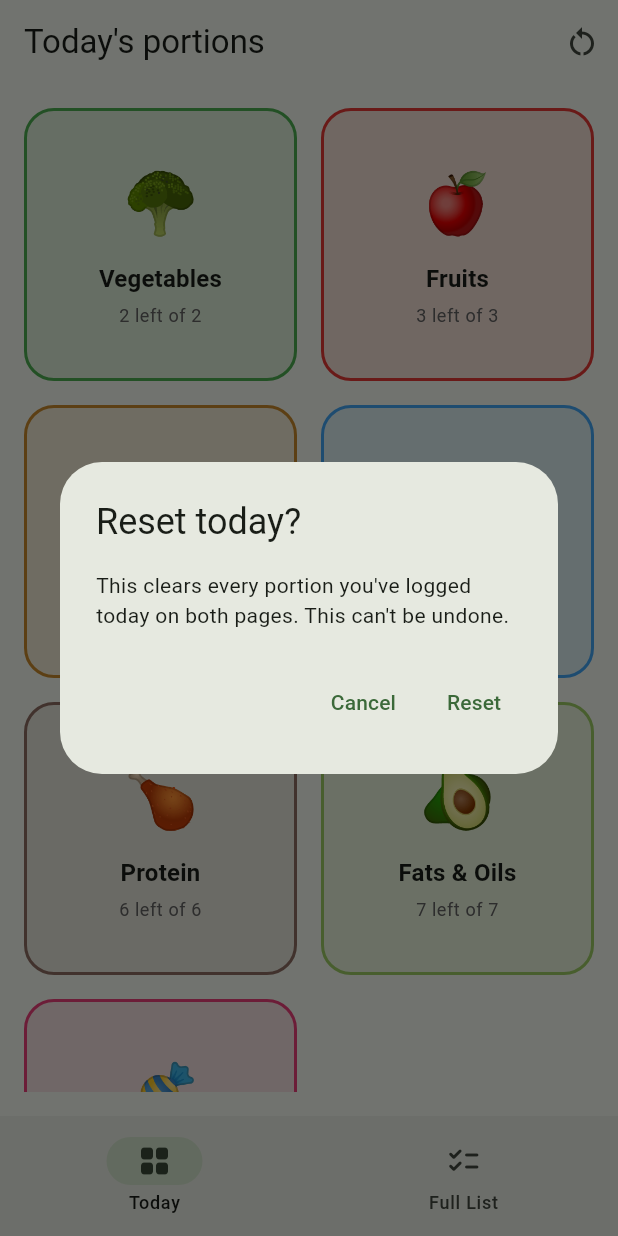
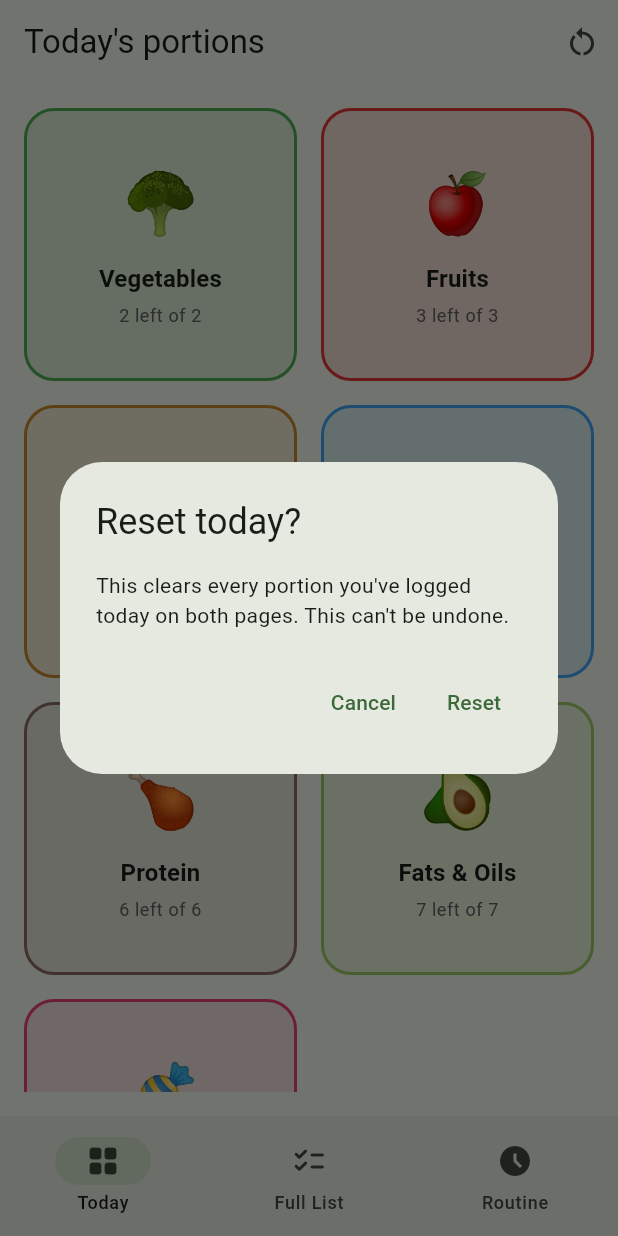
Before and after one commit to AdamSeers/Locked-in_app, a Flutter app: the screen it shows after launch, after a tap on the "restart alt" icon, on a phone screen of 412 x 824 dp. Run offline on Flutter 3.47's test engine with Material 3 defaults, Android fonts, the phone set to English and light mode, and no system bars; our stand-ins replace shared_preferences.

Commit message:
FCT Page de routine
Manque réordonner les items de la liste et heure de coucher plus claire.

```diff
--- /dev/null
+++ b/portion_tracker/lib/data/routine_data.dart
@@ -0,0 +1,15 @@
+import '../models/routine_item.dart';
+
+final List<RoutineItem> defaultRoutineItems = [
+  const RoutineItem(id: 'routine_0', label: 'Heure de coucher', durationMinutes: 540),
+  const RoutineItem(id: 'routine_1', label: 'Journaler', durationMinutes: 10),
+  const RoutineItem(id: 'routine_2', label: 'Stretch', durationMinutes: 10),
+  const RoutineItem(id: 'routine_3', label: 'S\'habiller', durationMinutes: 5),
+  const RoutineItem(id: 'routine_4', label: 'Chier', durationMinutes: 5),
+  const RoutineItem(id: 'routine_5', label: 'Sport journalier', durationMinutes: 30),
+  const RoutineItem(id: 'routine_6', label: 'Douche', durationMinutes: 20),
+  const RoutineItem(id: 'routine_7', label: 'Méditation déjeuner', durationMinutes: 10),
+  const RoutineItem(id: 'routine_8', label: 'Brosser dents', durationMinutes: 5),
+  const RoutineItem(id: 'routine_9', label: 'Méditation', durationMinutes: 10),
+  const RoutineItem(id: 'routine_10', label: 'Partir', durationMinutes: 30),
+];
--- a/portion_tracker/lib/main.dart
+++ b/portion_tracker/lib/main.dart
@@ -2,6 +2,7 @@ import 'package:flutter/material.dart';
 import 'package:provider/provider.dart';
 
 import 'providers/portion_provider.dart';
+import 'providers/routine_provider.dart';
 import 'screens/main_scaffold.dart';
 
 void main() {
@@ -17,33 +18,40 @@ class PortionTrackerApp extends StatefulWidget {
 
 class _PortionTrackerAppState extends State<PortionTrackerApp>
     with WidgetsBindingObserver {
-  late final PortionProvider _provider;
+  late final PortionProvider _portionProvider;
+  late final RoutineProvider _routineProvider;
 
   @override
   void initState() {
     super.initState();
-    _provider = PortionProvider();
+    _portionProvider = PortionProvider();
+    _routineProvider = RoutineProvider();
     WidgetsBinding.instance.addObserver(this);
   }
 
   @override
   void didChangeAppLifecycleState(AppLifecycleState state) {
     if (state == AppLifecycleState.resumed) {
-      _provider.checkReset();
+      _portionProvider.checkReset();
+      _routineProvider.checkReset();
     }
   }
 
   @override
   void dispose() {
     WidgetsBinding.instance.removeObserver(this);
-    _provider.dispose();
+    _portionProvider.dispose();
+    _routineProvider.dispose();
     super.dispose();
   }
 
   @override
   Widget build(BuildContext context) {
-    return ChangeNotifierProvider<PortionProvider>.value(
-      value: _provider,
+    return MultiProvider(
+      providers: [
+        ChangeNotifierProvider<PortionProvider>.value(value: _portionProvider),
+        ChangeNotifierProvider<RoutineProvider>.value(value: _routineProvider),
+      ],
       child: MaterialApp(
         title: 'Portion Tracker',
         debugShowCheckedModeBanner: false,
--- /dev/null
+++ b/portion_tracker/lib/models/routine_item.dart
@@ -0,0 +1,19 @@
+class RoutineItem {
+  final String id;
+  final String label;
+  final int durationMinutes;
+
+  const RoutineItem({
+    required this.id,
+    required this.label,
+    this.durationMinutes = 10,
+  });
+
+  RoutineItem copyWith({String? label, int? durationMinutes}) {
+    return RoutineItem(
+      id: id,
+      label: label ?? this.label,
+      durationMinutes: durationMinutes ?? this.durationMinutes,
+    );
+  }
+}
--- /dev/null
+++ b/portion_tracker/lib/providers/routine_provider.dart
@@ -0,0 +1,183 @@
+import 'dart:async';
+import 'dart:convert';
+
+import 'package:flutter/material.dart';
+import 'package:shared_preferences/shared_preferences.dart';
+
+import '../data/routine_data.dart';
+import '../models/routine_item.dart';
+
+class RoutineProvider extends ChangeNotifier {
+  static const _itemsKey = 'routine_items';
+  static const _checkedKey = 'routine_checked';
+  static const _logicalDayKey = 'routine_logical_day';
+  static const _startTimeKey = 'routine_start_time_minutes';
+  static const _resetHour = 3;
+
+  List<RoutineItem> _items = List.of(defaultRoutineItems);
+  Set<String> _checked = {};
+  TimeOfDay? _startTime;
+  String _logicalDay = '';
+  bool _ready = false;
+  Timer? _timer;
+
+  List<RoutineItem> get items => _items;
+  TimeOfDay? get startTime => _startTime;
+  bool get isReady => _ready;
+
+  RoutineProvider() {
+    _init();
+  }
+
+  Future<void> _init() async {
+    final prefs = await SharedPreferences.getInstance();
+
+    final rawItems = prefs.getString(_itemsKey);
+    if (rawItems != null) {
+      final decoded = jsonDecode(rawItems) as List;
+      _items = decoded
+          .map(
+            (e) => RoutineItem(
+          id: e['id'] as String,
+          label: e['label'] as String,
+          durationMinutes: (e['durationMinutes'] as num?)?.toInt() ?? 10,
+        ),
+      )
+          .toList();
+    }
+
+    final rawStartTime = prefs.getInt(_startTimeKey);
+    if (rawStartTime != null) {
+      _startTime = TimeOfDay(hour: rawStartTime ~/ 60, minute: rawStartTime % 60);
+    }
+
+    _logicalDay = _logicalDayFor(DateTime.now());
+    final storedDay = prefs.getString(_logicalDayKey);
+
+    if (storedDay == _logicalDay) {
+      final rawChecked = prefs.getString(_checkedKey);
+      if (rawChecked != null) {
+        _checked = Set<String>.from(jsonDecode(rawChecked) as List);
+      }
+    } else {
+      await _persistReset(prefs, _logicalDay);
+    }
+
+    _ready = true;
+    _startTimer();
+    notifyListeners();
+  }
+
+  String _logicalDayFor(DateTime time) {
+    final effective =
+    time.hour < _resetHour ? time.subtract(const Duration(days: 1)) : time;
+    return '${effective.year.toString().padLeft(4, '0')}-'
+        '${effective.month.toString().padLeft(2, '0')}-'
+        '${effective.day.toString().padLeft(2, '0')}';
+  }
+
+  void _startTimer() {
+    _timer?.cancel();
+    _timer = Timer.periodic(const Duration(minutes: 1), (_) => checkReset());
+  }
+
+  Future<void> checkReset() async {
+    final today = _logicalDayFor(DateTime.now());
+    if (today != _logicalDay) {
+      final prefs = await SharedPreferences.getInstance();
+      await _persistReset(prefs, today);
+      notifyListeners();
+    }
+  }
+
+  Future<void> _persistReset(SharedPreferences prefs, String day) async {
+    _checked = {};
+    _logicalDay = day;
+    await prefs.setString(_logicalDayKey, day);
+    await prefs.setString(_checkedKey, jsonEncode(_checked.toList()));
+  }
+
+  Future<void> resetChecked() async {
+    final prefs = await SharedPreferences.getInstance();
+    await _persistReset(prefs, _logicalDay);
+    notifyListeners();
+  }
+
+  bool isChecked(String id) => _checked.contains(id);
+
+  Future<void> toggle(String id) async {
+    if (_checked.contains(id)) {
+      _checked.remove(id);
+    } else {
+      _checked.add(id);
+    }
+    notifyListeners();
+
+    final prefs = await SharedPreferences.getInstance();
+    await prefs.setString(_checkedKey, jsonEncode(_checked.toList()));
+  }
+
+  Future<void> setStartTime(TimeOfDay time) async {
+    _startTime = time;
+    notifyListeners();
+
+    final prefs = await SharedPreferences.getInstance();
+    await prefs.setInt(_startTimeKey, time.hour * 60 + time.minute);
+  }
+
+  Future<void> _persistItems() async {
+    final prefs = await SharedPreferences.getInstance();
+    final encoded = jsonEncode(
+      _items
+          .map((e) => {
+        'id': e.id,
+        'label': e.label,
+        'durationMinutes': e.durationMinutes,
+      })
+          .toList(),
+    );
+    await prefs.setString(_itemsKey, encoded);
+  }
+
+  Future<void> addItem(String label, int durationMinutes) async {
+    final trimmed = label.trim();
+    if (trimmed.isEmpty) return;
+    final id = DateTime.now().microsecondsSinceEpoch.toString();
+    _items = [
+      ..._items,
+      RoutineItem(id: id, label: trimmed, durationMinutes: durationMinutes),
+    ];
+    notifyListeners();
+    await _persistItems();
+  }
+
+  Future<void> renameItem(String id, String newLabel, int durationMinutes) async {
+    final trimmed = newLabel.trim();
+    if (trimmed.isEmpty) return;
+    _items = [
+      for (final item in _items)
+        if (item.id == id)
+          item.copyWith(label: trimmed, durationMinutes: durationMinutes)
+        else
+          item,
+    ];
+    notifyListeners();
+    await _persistItems();
+  }
+
+  Future<void> removeItem(String id) async {
+    _items = _items.where((e) => e.id != id).toList();
+    _checked.remove(id);
+    notifyListeners();
+    await _persistItems();
+
+    final prefs = await SharedPreferences.getInstance();
+    await prefs.setString(_checkedKey, jsonEncode(_checked.toList()));
+  }
+
+  @override
+  void dispose() {
+    _timer?.cancel();
+    super.dispose();
+  }
+}
--- a/portion_tracker/lib/screens/main_scaffold.dart
+++ b/portion_tracker/lib/screens/main_scaffold.dart
@@ -2,6 +2,7 @@ import 'package:flutter/material.dart';
 
 import 'home_screen.dart';
 import 'portion_list_screen.dart';
+import 'routine_screen.dart';
 
 /// Bottom navigation between the app's pages. Add a new page by adding
 /// another entry to `_pages` and `NavigationDestination`.
@@ -18,6 +19,7 @@ class _MainScaffoldState extends State<MainScaffold> {
   static const List<Widget> _pages = [
     HomeScreen(),
     PortionListScreen(),
+    RoutineScreen(),
   ];
 
   @override
@@ -36,6 +38,10 @@ class _MainScaffoldState extends State<MainScaffold> {
             icon: Icon(Icons.checklist_rounded),
             label: 'Full List',
           ),
+          NavigationDestination(
+            icon: Icon(Icons.access_time_filled),
+            label: 'Routine',
+          ),
         ],
       ),
     );
--- /dev/null
+++ b/portion_tracker/lib/screens/routine_screen.dart
@@ -0,0 +1,235 @@
+import 'package:flutter/material.dart';
+import 'package:provider/provider.dart';
+
+import '../models/routine_item.dart';
+import '../providers/routine_provider.dart';
+
+class RoutineScreen extends StatefulWidget {
+  const RoutineScreen({super.key});
+
+  @override
+  State<RoutineScreen> createState() => _RoutineScreenState();
+}
+
+class _RoutineScreenState extends State<RoutineScreen> {
+  bool _editing = false;
+
+  @override
+  Widget build(BuildContext context) {
+    final provider = context.watch<RoutineProvider>();
+    final total = provider.items.length;
+    final checkedCount = provider.items.where((i) => provider.isChecked(i.id)).length;
+    final startTimes = _computeStartTimes(provider.items, provider.startTime);
+
+    return Scaffold(
+      appBar: AppBar(
+        title: const Text('Routine'),
+        actions: [
+          IconButton(
+            icon: const Icon(Icons.schedule),
+            tooltip: 'Set school start time',
+            onPressed: () => _pickStartTime(context, provider),
+          ),
+          IconButton(
+            icon: Icon(_editing ? Icons.check : Icons.edit),
+            tooltip: _editing ? 'Done editing' : 'Edit checklist',
+            onPressed: () => setState(() => _editing = !_editing),
+          ),
+          IconButton(
+            icon: const Icon(Icons.restart_alt),
+            tooltip: 'Reset checklist',
+            onPressed: () => _confirmAndReset(context, provider),
+          ),
+        ],
+      ),
+      body: !provider.isReady
+          ? const Center(child: CircularProgressIndicator())
+          : Column(
+        children: [
+          Padding(
+            padding: const EdgeInsets.fromLTRB(20, 16, 20, 8),
+            child: Row(
+              mainAxisAlignment: MainAxisAlignment.spaceBetween,
+              children: [
+                Text('Progress today', style: Theme.of(context).textTheme.titleMedium),
+                Text(
+                  '$checkedCount / $total',
+                  style: Theme.of(context).textTheme.titleMedium?.copyWith(fontWeight: FontWeight.bold),
+                ),
+              ],
+            ),
+          ),
+          Padding(
+            padding: const EdgeInsets.symmetric(horizontal: 20),
+            child: ClipRRect(
+              borderRadius: BorderRadius.circular(8),
+              child: LinearProgressIndicator(
+                value: total == 0 ? 0 : checkedCount / total,
+                minHeight: 8,
+              ),
+            ),
+          ),
+          Padding(
+            padding: const EdgeInsets.fromLTRB(20, 8, 20, 0),
+            child: InkWell(
+              onTap: () => _pickStartTime(context, provider),
+              child: Text(
+                provider.startTime == null
+                    ? 'Tap the clock icon to set your school start time'
+                    : 'School starts at ${provider.startTime!.format(context)}',
+                style: Theme.of(context).textTheme.bodySmall?.copyWith(color: Colors.grey.shade600),
+              ),
+            ),
+          ),
+          const SizedBox(height: 8),
+          Expanded(
+            child: ListView(
+              padding: const EdgeInsets.only(top: 8, bottom: 24),
+              children: [
+                for (final item in provider.items)
+                  _buildTile(context, provider, item, startTimes[item.id]),
+                if (_editing)
+                  ListTile(
+                    leading: const Icon(Icons.add_circle_outline),
+                    title: const Text('Add item'),
+                    onTap: () => _addItem(context, provider),
+                  ),
+              ],
+            ),
+          ),
+        ],
+      ),
+    );
+  }
+
+  Map<String, TimeOfDay> _computeStartTimes(List<RoutineItem> items, TimeOfDay? schoolStart) {
+    if (schoolStart == null) return {};
+    final result = <String, TimeOfDay>{};
+    var cumulativeMinutes = 0;
+    for (final item in items.reversed) {
+      cumulativeMinutes += item.durationMinutes;
+      var totalMinutes = schoolStart.hour * 60 + schoolStart.minute - cumulativeMinutes;
+      totalMinutes = ((totalMinutes % 1440) + 1440) % 1440;
+      result[item.id] = TimeOfDay(hour: totalMinutes ~/ 60, minute: totalMinutes % 60);
+    }
+    return result;
+  }
+
+  Widget _buildTile(BuildContext context, RoutineProvider provider, RoutineItem item, TimeOfDay? startTime) {
+    final isChecked = provider.isChecked(item.id);
+    final subtitle = startTime != null
+        ? 'Start at ${startTime.format(context)} • ${item.durationMinutes} min'
+        : '${item.durationMinutes} min';
+
+    return ListTile(
+      onTap: _editing ? () => _editItem(context, provider, item) : () => provider.toggle(item.id),
+      leading: Icon(
+        _editing ? Icons.edit_outlined : (isChecked ? Icons.check_circle : Icons.radio_button_unchecked),
+        color: isChecked ? Theme.of(context).colorScheme.primary : Colors.grey.shade400,
+      ),
+      title: Text(
+        item.label,
+        style: TextStyle(
+          color: isChecked && !_editing ? Colors.grey.shade500 : null,
+          decoration: isChecked && !_editing ? TextDecoration.lineThrough : null,
+        ),
+      ),
+      subtitle: Text(subtitle),
+      trailing: _editing
+          ? IconButton(icon: const Icon(Icons.close), onPressed: () => provider.removeItem(item.id))
+          : null,
+    );
+  }
+
+  Future<void> _pickStartTime(BuildContext context, RoutineProvider provider) async {
+    final picked = await showTimePicker(
+      context: context,
+      initialTime: provider.startTime ?? const TimeOfDay(hour: 8, minute: 0),
+    );
+    if (picked != null) {
+      await provider.setStartTime(picked);
+    }
+  }
+
+  Future<void> _addItem(BuildContext context, RoutineProvider provider) async {
+    final result = await _showItemDialog(context, title: 'Add item');
+    if (result == null) return;
+    final label = result.label.trim();
+    if (label.isEmpty) return;
+    final duration = int.tryParse(result.duration.trim()) ?? 10;
+    await provider.addItem(label, duration);
+  }
+
+  Future<void> _editItem(BuildContext context, RoutineProvider provider, RoutineItem item) async {
+    final result = await _showItemDialog(
+      context,
+      title: 'Edit item',
+      initialLabel: item.label,
+      initialDuration: item.durationMinutes.toString(),
+    );
+    if (result == null) return;
+    final label = result.label.trim();
+    if (label.isEmpty) return;
+    final duration = int.tryParse(result.duration.trim()) ?? item.durationMinutes;
+    await provider.renameItem(item.id, label, duration);
+  }
+
+  Future<_ItemFormResult?> _showItemDialog(
+      BuildContext context, {
+        required String title,
+        String initialLabel = '',
+        String initialDuration = '10',
+      }) {
+    final labelController = TextEditingController(text: initialLabel);
+    final durationController = TextEditingController(text: initialDuration);
+
+    return showDialog<_ItemFormResult>(
+      context: context,
+      builder: (dialogContext) => AlertDialog(
+        title: Text(title),
+        content: Column(
+          mainAxisSize: MainAxisSize.min,
+          children: [
+            TextField(controller: labelController, autofocus: true, decoration: const InputDecoration(labelText: 'Task')),
+            const SizedBox(height: 12),
+            TextField(
+              controller: durationController,
+              keyboardType: TextInputType.number,
+              decoration: const InputDecoration(labelText: 'Duration (minutes)'),
+            ),
+          ],
+        ),
+        actions: [
+          TextButton(onPressed: () => Navigator.pop(dialogContext), child: const Text('Cancel')),
+          TextButton(
+            onPressed: () => Navigator.pop(dialogContext, _ItemFormResult(labelController.text, durationController.text)),
+            child: const Text('Save'),
+          ),
+        ],
+      ),
+    );
+  }
+
+  Future<void> _confirmAndReset(BuildContext context, RoutineProvider provider) async {
+    final confirmed = await showDialog<bool>(
+      context: context,
+      builder: (dialogContext) => AlertDialog(
+        title: const Text('Reset checklist?'),
+        content: const Text("This unchecks every item. This can't be undone."),
+        actions: [
+          TextButton(onPressed: () => Navigator.pop(dialogContext, false), child: const Text('Cancel')),
+          TextButton(onPressed: () => Navigator.pop(dialogContext, true), child: const Text('Reset')),
+        ],
+      ),
+    );
+    if (confirmed == true) {
+      await provider.resetChecked();
+    }
+  }
+}
+
+class _ItemFormResult {
+  final String label;
+  final String duration;
+  const _ItemFormResult(this.label, this.duration);
+}
```
